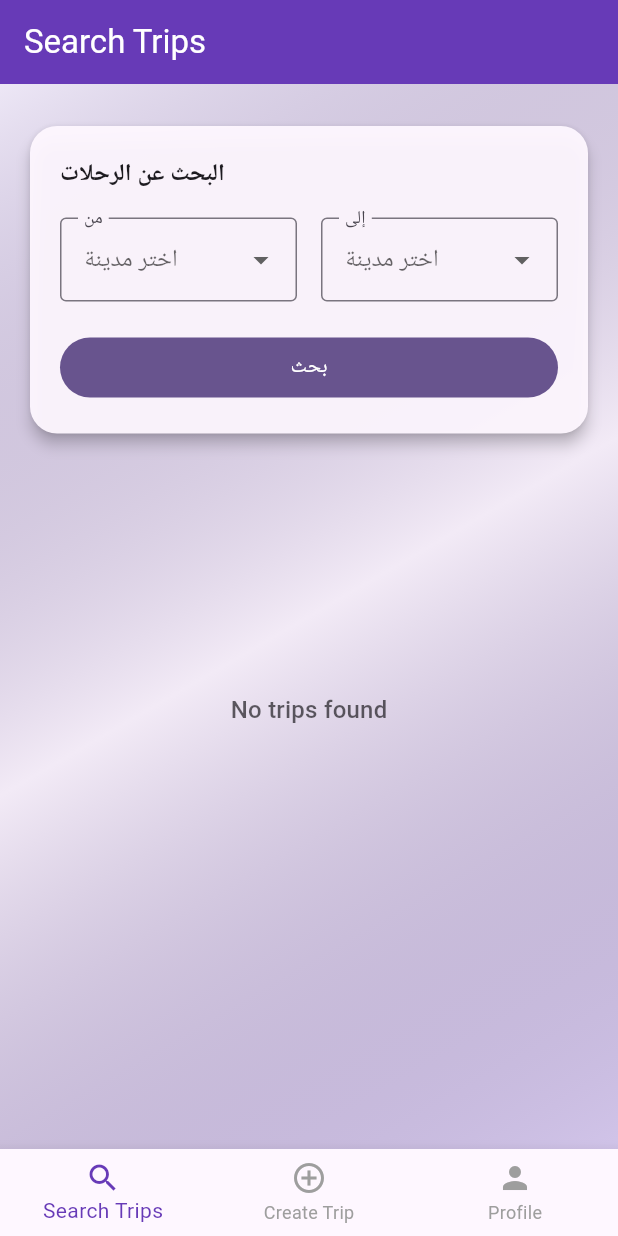
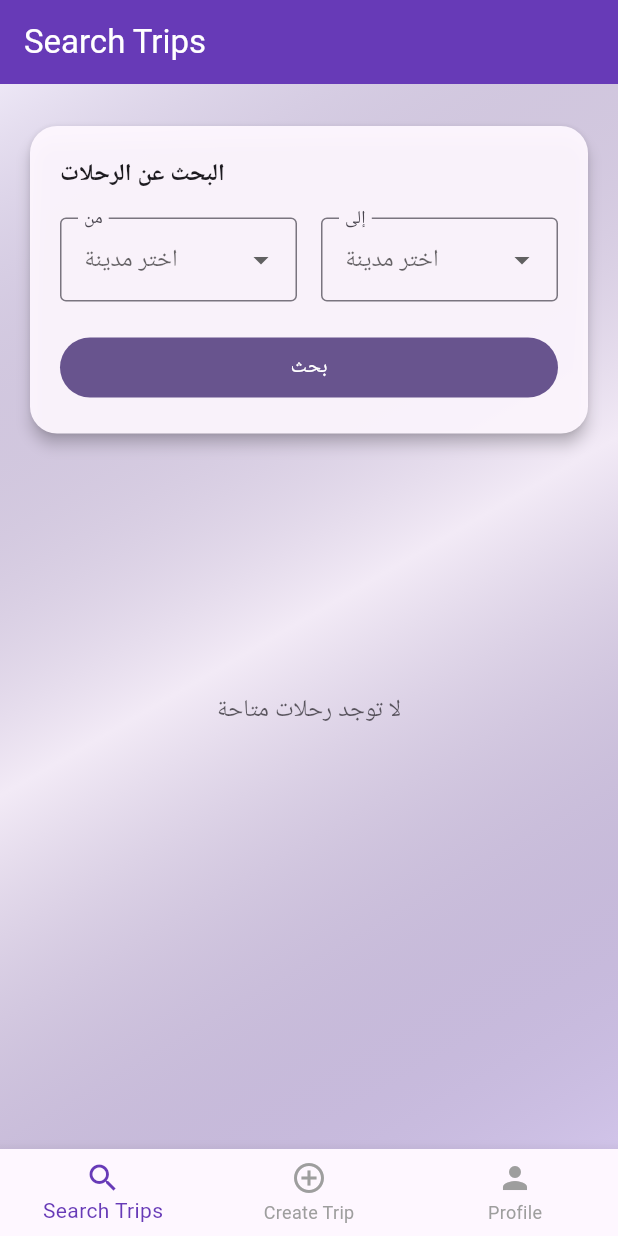
Before and after one commit to MohammadAQ/Ride, a Flutter app: the screen it shows once a user with an empty profile is signed in, after a tap on "بحث", on a phone screen of 412 x 824 dp. Run offline on Flutter 3.47's test engine with Material 3 defaults, Android fonts, the phone set to English and light mode, and no system bars; our stand-ins replace cloud_firestore, firebase_auth, firebase_core; accounts and stored records are empty.

Commit message:
Fix trip search query filters

```diff
--- a/lib/screens/search_trips_screen.dart
+++ b/lib/screens/search_trips_screen.dart
@@ -39,22 +39,36 @@ class _SearchTripsScreenState extends State<SearchTripsScreen> {
         FirebaseFirestore.instance.collection('trips');
 
     final fromCity = _appliedFromCity;
-    if (fromCity != null && fromCity.isNotEmpty) {
-      query = query.where('fromCity', isEqualTo: fromCity);
+    final trimmedFrom = fromCity?.trim();
+    if (trimmedFrom != null && trimmedFrom.isNotEmpty) {
+      query = query.where('from', isEqualTo: trimmedFrom);
     }
 
     final toCity = _appliedToCity;
-    if (toCity != null && toCity.isNotEmpty) {
-      query = query.where('toCity', isEqualTo: toCity);
+    final trimmedTo = toCity?.trim();
+    if (trimmedTo != null && trimmedTo.isNotEmpty) {
+      query = query.where('to', isEqualTo: trimmedTo);
     }
+
+    print(
+      'Firestore query filters -> from: '
+      '${trimmedFrom != null && trimmedFrom.isNotEmpty ? '"$trimmedFrom"' : '(any)'}'
+      ', to: '
+      '${trimmedTo != null && trimmedTo.isNotEmpty ? '"$trimmedTo"' : '(any)'}',
+    );
 
     return query;
   }
 
   void _onSearchPressed() {
+    final fromCity = (_selectedFromCity ?? '').trim();
+    final toCity = (_selectedToCity ?? '').trim();
+
+    print('Searching trips with fromCity: "$fromCity", toCity: "$toCity"');
+
     setState(() {
-      _appliedFromCity = _selectedFromCity;
-      _appliedToCity = _selectedToCity;
+      _appliedFromCity = fromCity.isEmpty ? null : fromCity;
+      _appliedToCity = toCity.isEmpty ? null : toCity;
     });
   }
 
@@ -224,7 +238,7 @@ class _SearchTripsScreenState extends State<SearchTripsScreen> {
                     height: MediaQuery.of(context).size.height * 0.4,
                     child: Center(
                       child: Text(
-                        'No trips found',
+                        'لا توجد رحلات متاحة',
                         style: Theme.of(context)
                             .textTheme
                             .titleMedium
@@ -256,8 +270,8 @@ class _SearchTripsScreenState extends State<SearchTripsScreen> {
                   }
 
                   final data = docs[index - 1].data();
-                  final fromCity = (data['fromCity'] ?? '').toString();
-                  final toCity = (data['toCity'] ?? '').toString();
+                  final fromCity = (data['from'] ?? '').toString();
+                  final toCity = (data['to'] ?? '').toString();
                   final notesValue = data['notes'];
                   final notes = notesValue == null ? null : notesValue.toString();
 
```
